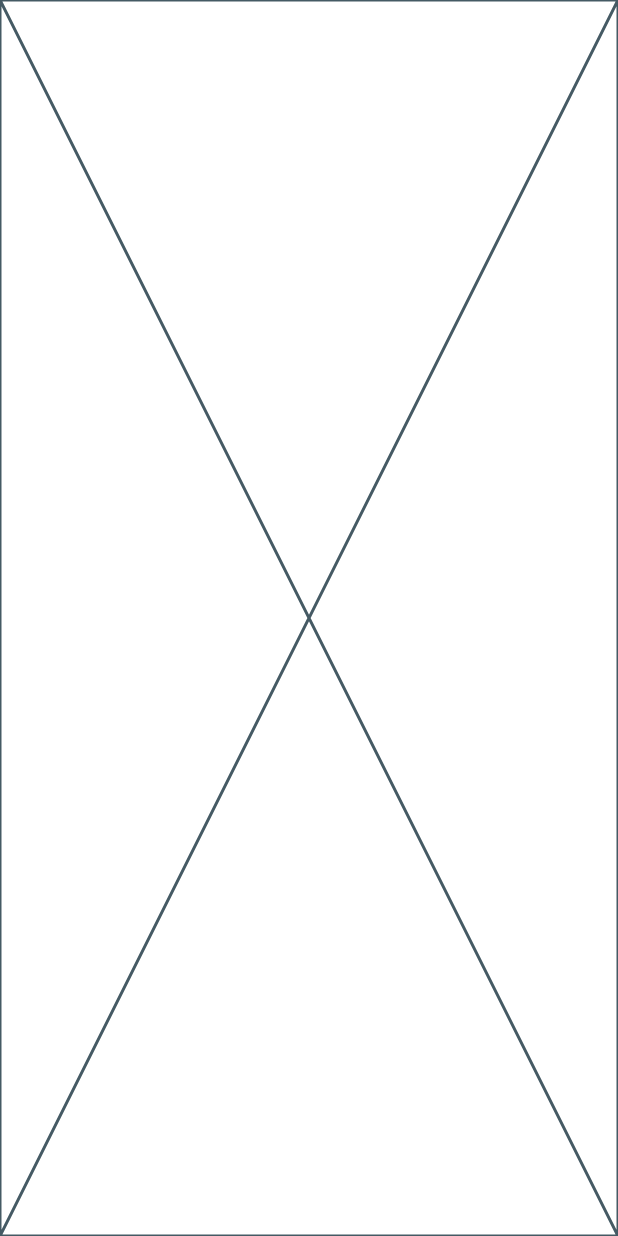
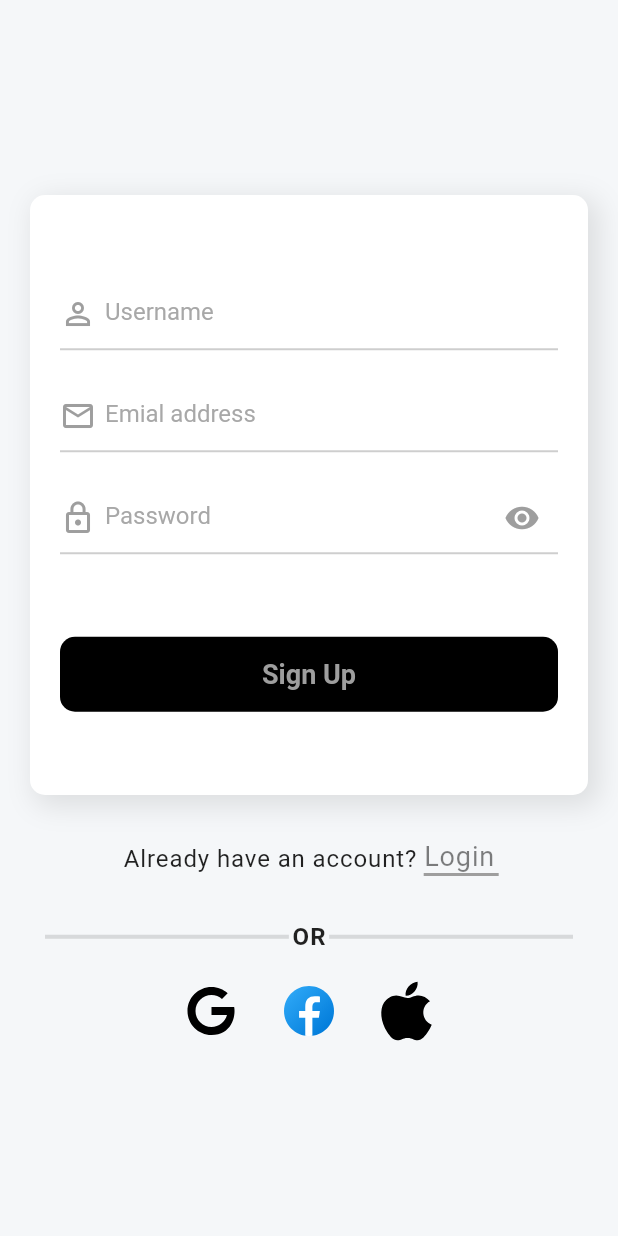
Before and after one commit to AbdulrahmanAlShaweesh/Flutter-ecommerce-app, a Flutter app: the screen it shows after launch, on a phone screen of 412 x 824 dp. Run offline on Flutter 3.47's test engine with Material 2 defaults, Android fonts, the phone set to English and light mode, and no system bars; our stand-ins replace flutter_svg.

Commit message:
complte login and register screens

```diff
--- /dev/null
+++ b/lib/Constants/colors.dart
@@ -0,0 +1,5 @@
+// ignore_for_file: prefer_const_constructors, unnecessary_new
+
+import 'package:flutter/material.dart';
+
+Color kPrimaryColors = Color(0xFFf5f7f9);
--- /dev/null
+++ b/lib/Screens/register_screen.dart
@@ -0,0 +1,221 @@
+// ignore_for_file: prefer_const_constructors_in_immutables, prefer_const_constructors, prefer_const_literals_to_create_immutables, sized_box_for_whitespace, must_be_immutable
+
+import 'package:flutter/material.dart';
+import 'package:flutter_ecommerce_app/Constants/colors.dart';
+import 'package:flutter_ecommerce_app/Screens/login_Screen.dart';
+import 'package:flutter_ecommerce_app/Widgets/custom_button.dart';
+import 'package:flutter_ecommerce_app/Widgets/custom_horizontal_line.dart';
+import 'package:flutter_ecommerce_app/Widgets/custom_media_icons_widget.dart';
+import 'package:flutter_ecommerce_app/Widgets/custom_text_field.dart';
+
+class RegisterScreen extends StatefulWidget {
+  RegisterScreen({super.key});
+
+  static String id = 'register sreen';
+
+  @override
+  State<RegisterScreen> createState() => _RegisterScreenState();
+}
+
+class _RegisterScreenState extends State<RegisterScreen> {
+  bool isShowPassword = false;
+  GlobalKey<FormState> formKey = GlobalKey();
+
+  TextEditingController usernameController = TextEditingController();
+  TextEditingController emialController = TextEditingController();
+  TextEditingController passwordController = TextEditingController();
+
+  @override
+  void dispose() {
+    super.dispose();
+    usernameController.dispose();
+    emialController.dispose();
+    passwordController.dispose();
+  }
+
+  @override
+  Widget build(BuildContext context) {
+    return SafeArea(
+      child: Scaffold(
+        backgroundColor: kPrimaryColors,
+        body: Form(
+          key: formKey,
+          child: Column(
+            mainAxisAlignment: MainAxisAlignment.center,
+            children: [
+              Container(
+                margin: EdgeInsets.symmetric(
+                  horizontal: 20.0,
+                ),
+                height: 400,
+                width: double.infinity,
+                decoration: BoxDecoration(
+                  boxShadow: [
+                    BoxShadow(
+                      color: Colors.black.withOpacity(0.1),
+                      offset: Offset(5, 5),
+                      blurRadius: 15.0,
+                      spreadRadius: 2.0,
+                    ),
+                  ],
+                  borderRadius: BorderRadius.circular(
+                    10.0,
+                  ),
+                  color: Color(0xFFffffff),
+                ),
+                child: Padding(
+                  padding: const EdgeInsets.symmetric(
+                      horizontal: 20.0, vertical: 20.0),
+                  child: Column(
+                    mainAxisAlignment: MainAxisAlignment.center,
+                    children: [
+                      CustomTextFromFieldWidget(
+                        validate: (data) {
+                          if (data!.isEmpty) {
+                            return 'enter username';
+                          }
+                          return null;
+                        },
+                        obscureText: false,
+                        onPressed: () {},
+                        icons: Icons.person_outline,
+                        hintText: 'Username',
+                      ),
+                      SizedBox(
+                        height: 20.0,
+                      ),
+                      CustomTextFromFieldWidget(
+                        validate: (data) {
+                          if (data!.isEmpty) {
+                            return 'Field is required';
+                          } else if (RegExp(
+                                      r"^[a-zA-Z0-9.a-zA-Z0-9.!#$%&'*+-/=?^_`{|}~]+@[a-zA-Z0-9]+\.[a-zA-Z]+")
+                                  .hasMatch(data) !=
+                              true) {
+                            return 'invalid emial structues';
+                          }
+                          return null;
+                        },
+                        obscureText: false,
+                        onPressed: () {},
+                        icons: Icons.email_outlined,
+                        hintText: 'Emial address',
+                      ),
+                      SizedBox(
+                        height: 20.0,
+                      ),
+                      CustomTextFromFieldWidget(
+                        validate: (data) {
+                          if (data!.isEmpty) {
+                            return 'enter your password';
+                          } else if (data.length < 8) {
+                            return 'Password is too short';
+                          }
+                          return null;
+                        },
+                        obscureText: isShowPassword,
+                        onPressed: () {
+                          setState(() {
+                            isShowPassword = !isShowPassword;
+                          });
+                        },
+                        visbleIcon: isShowPassword
+                            ? Icons.visibility_off
+                            : Icons.visibility,
+                        icons: Icons.lock_outline,
+                        hintText: 'Password',
+                      ),
+                      SizedBox(
+                        height: 15.0,
+                      ),
+                      SizedBox(
+                        height: 40.0,
+                      ),
+                      CustomButton(
+                        onTap: () {
+                          if (formKey.currentState!.validate()) {}
+                        },
+                        text: 'Sign Up',
+                      ),
+                    ],
+                  ),
+                ),
+              ),
+              Padding(
+                padding: const EdgeInsets.symmetric(vertical: 30.0),
+                child: Row(
+                  mainAxisAlignment: MainAxisAlignment.center,
+                  children: [
+                    Text(
+                      'Already have an account? ',
+                      style: TextStyle(
+                        fontSize: 16.0,
+                        letterSpacing: 0.6,
+                      ),
+                    ),
+                    Stack(
+                      clipBehavior: Clip.none,
+                      children: [
+                        Positioned(
+                          bottom: 1,
+                          child: Container(
+                            height: 2,
+                            width: 50,
+                            color: Colors.grey,
+                          ),
+                        ),
+                        GestureDetector(
+                          onTap: () {
+                            Navigator.pushNamed(
+                              context,
+                              LoginScreen.id,
+                            );
+                          },
+                          child: Container(
+                            height: 25,
+                            child: Text(
+                              'Login',
+                              style: TextStyle(
+                                fontSize: 18.0,
+                                letterSpacing: 0.6,
+                                color: Colors.black.withOpacity(0.5),
+                              ),
+                            ),
+                          ),
+                        ),
+                      ],
+                    ),
+                  ],
+                ),
+              ),
+              CustomHorizontalLineWidget(),
+              SizedBox(
+                height: 20.0,
+              ),
+              Row(
+                mainAxisAlignment: MainAxisAlignment.center,
+                children: [
+                  CustomMediaIconsWidget(
+                    iconPath: 'assets/google.svg',
+                  ),
+                  SizedBox(
+                    width: 25.0,
+                  ),
+                  CustomMediaIconsWidget(
+                    iconPath: 'assets/facebook.svg',
+                  ),
+                  SizedBox(
+                    width: 25.0,
+                  ),
+                  CustomMediaIconsWidget(
+                    iconPath: 'assets/apple.svg',
+                  ),
+                ],
+              )
+            ],
+          ),
+        ),
+      ),
+    );
+  }
+}
--- /dev/null
+++ b/lib/Widgets/custom_button.dart
@@ -0,0 +1,39 @@
+// ignore_for_file: must_be_immutable
+
+import 'package:flutter/material.dart';
+
+class CustomButton extends StatelessWidget {
+  CustomButton({
+    super.key,
+    required this.text,
+    required this.onTap,
+  });
+
+  String text;
+  VoidCallback onTap;
+  @override
+  Widget build(BuildContext context) {
+    return GestureDetector(
+      onTap: onTap,
+      child: Container(
+        alignment: Alignment.center,
+        child: Text(
+          text,
+          style: TextStyle(
+            color: Colors.grey,
+            fontSize: 18.0,
+            fontWeight: FontWeight.bold,
+          ),
+        ),
+        height: 50,
+        width: double.infinity,
+        decoration: BoxDecoration(
+          color: Colors.black,
+          borderRadius: BorderRadius.circular(
+            10.0,
+          ),
+        ),
+      ),
+    );
+  }
+}
--- /dev/null
+++ b/lib/Widgets/custom_horizontal_line.dart
@@ -0,0 +1,34 @@
+// ignore_for_file: prefer_const_constructors, prefer_const_literals_to_create_immutables
+
+import 'package:flutter/material.dart';
+
+class CustomHorizontalLineWidget extends StatelessWidget {
+  const CustomHorizontalLineWidget({super.key});
+
+  @override
+  Widget build(BuildContext context) {
+    return Row(
+      children: [
+        Expanded(
+          child: Divider(
+            thickness: 2.7,
+            indent: 30.0,
+            endIndent: 2.0,
+          ),
+        ),
+        Text(
+          'OR',
+          style: TextStyle(
+              fontSize: 16.0, letterSpacing: 0.8, fontWeight: FontWeight.bold),
+        ),
+        Expanded(
+          child: Divider(
+            thickness: 2.7,
+            endIndent: 30.0,
+            indent: 2.0,
+          ),
+        ),
+      ],
+    );
+  }
+}
--- /dev/null
+++ b/lib/Widgets/custom_media_icons_widget.dart
@@ -0,0 +1,27 @@
+// ignore_for_file: prefer_const_constructors, prefer_const_constructors_in_immutables, must_be_immutable
+
+import 'package:flutter/material.dart';
+import 'package:flutter_svg/flutter_svg.dart';
+
+class CustomMediaIconsWidget extends StatelessWidget {
+  CustomMediaIconsWidget({
+    super.key,
+    required this.iconPath,
+  });
+
+  String iconPath;
+  @override
+  Widget build(BuildContext context) {
+    return Container(
+      decoration: BoxDecoration(
+        shape: BoxShape.circle,
+        // color: Colors.red,
+      ),
+      child: SvgPicture.asset(
+        iconPath,
+        fit: BoxFit.contain,
+        width: 40,
+      ),
+    );
+  }
+}
--- /dev/null
+++ b/lib/Widgets/custom_text_field.dart
@@ -0,0 +1,81 @@
+// ignore_for_file: sized_box_for_whitespace, prefer_const_constructors, must_be_immutable
+
+import 'package:flutter/material.dart';
+
+class CustomTextFromFieldWidget extends StatelessWidget {
+  CustomTextFromFieldWidget({
+    super.key,
+    required this.icons,
+    required this.hintText,
+    required this.onPressed,
+    this.visbleIcon,
+    required this.obscureText,
+    required this.validate,
+  });
+
+  IconData icons;
+  String hintText;
+  VoidCallback onPressed;
+  IconData? visbleIcon;
+  bool obscureText;
+  String? Function(String?)? validate;
+
+  @override
+  Widget build(BuildContext context) {
+    return Row(
+      children: [
+        Container(
+          // margin: EdgeInsets.only(right: 10.0),
+          width: 0,
+          child: Icon(
+            icons,
+            size: 24.0,
+            color: Colors.grey,
+          ),
+        ),
+        Expanded(
+          child: TextFormField(
+            validator: validate,
+            obscureText: obscureText,
+            style: TextStyle(
+              color: Colors.black.withOpacity(0.8),
+              fontSize: 15.0,
+            ),
+            decoration: InputDecoration(
+              suffixIcon: IconButton(
+                onPressed: onPressed,
+                icon: Icon(
+                  visbleIcon,
+                  color: Colors.grey,
+                ),
+              ),
+              hintStyle: TextStyle(
+                  fontSize: 16.0, color: Colors.grey.withOpacity(0.9)),
+              hintText: hintText,
+              contentPadding:
+                  EdgeInsets.symmetric(horizontal: 30.0, vertical: 13),
+              enabledBorder: UnderlineInputBorder(
+                borderSide: BorderSide(
+                  color: Colors.grey.withOpacity(0.5),
+                  width: 1.4,
+                ),
+              ),
+              focusedBorder: UnderlineInputBorder(
+                borderSide: BorderSide(
+                  width: 1.5,
+                  color: Colors.grey.withOpacity(0.5),
+                ),
+              ),
+              border: UnderlineInputBorder(
+                borderSide: BorderSide(
+                  color: Colors.grey.withOpacity(0.5),
+                  width: 1.5,
+                ),
+              ),
+            ),
+          ),
+        ),
+      ],
+    );
+  }
+}
--- a/lib/main.dart
+++ b/lib/main.dart
@@ -1,6 +1,8 @@
 // ignore_for_file: prefer_const_constructors
 
 import 'package:flutter/material.dart';
+import 'package:flutter_ecommerce_app/Screens/login_Screen.dart';
+import 'package:flutter_ecommerce_app/Screens/register_screen.dart';
 
 void main() {
   runApp(
@@ -13,6 +15,13 @@ class EcommerceApp extends StatelessWidget {
 
   @override
   Widget build(BuildContext context) {
-    return const Placeholder();
+    return MaterialApp(
+      debugShowCheckedModeBanner: false,
+      routes: {
+        RegisterScreen.id: (context) => RegisterScreen(),
+        LoginScreen.id: (context) => LoginScreen(),
+      },
+      home: RegisterScreen(),
+    );
   }
 }
```
Also changed, not shown: lib/Screens/login_Screen.dart (added, +247 -0 lines), pubspec.yaml (+5 -6 lines), assets/apple.svg (added), assets/facebook.svg (added), assets/google.svg (added), pubspec.lock.
